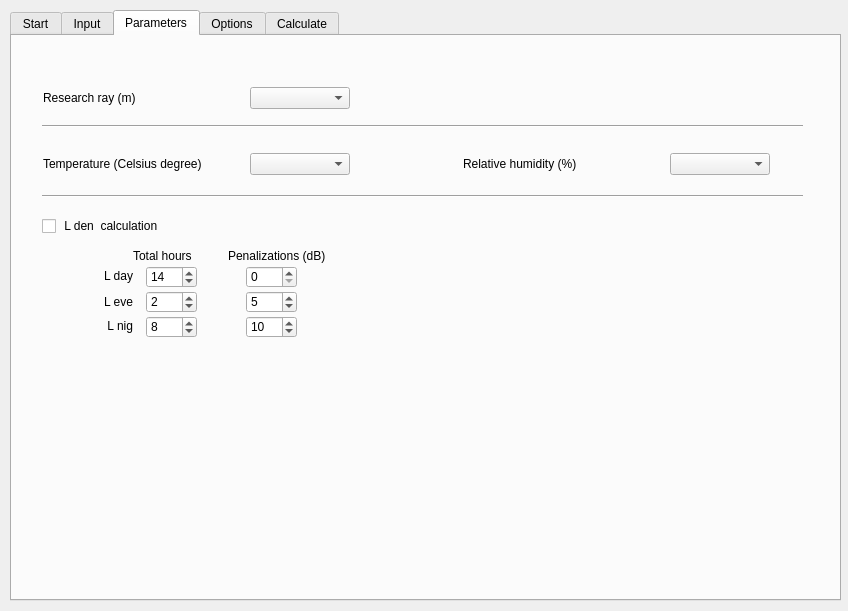
First picture: the form in tools/ui_CalculateNoiseLevels.ui, repository Arpapiemonte/openoise-map, before the edit.
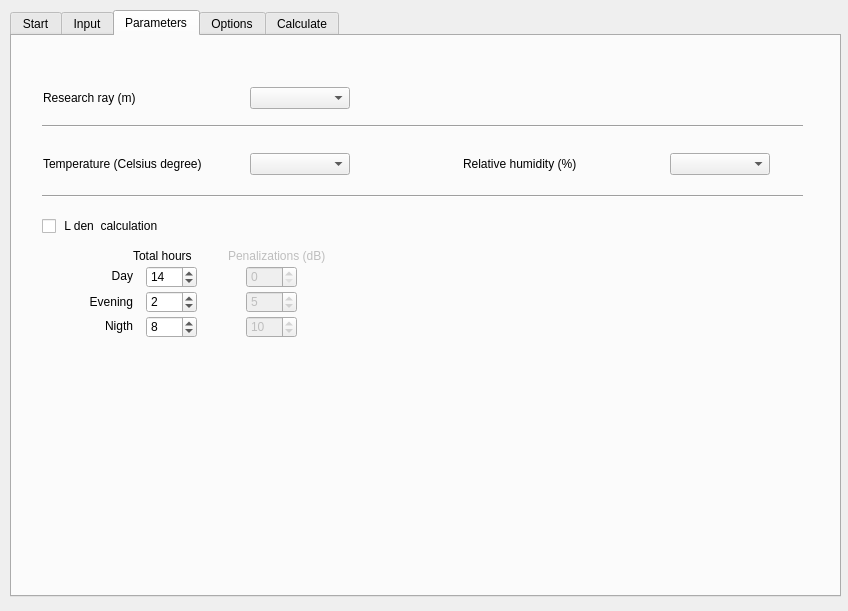
Second picture: the form after the edit. The open tabs and pages were chosen to show the change. Custom widgets are drawn as their Qt base class.

The edit to the form file:
```diff
--- a/tools/ui_CalculateNoiseLevels.ui
+++ b/tools/ui_CalculateNoiseLevels.ui
@@ -34,7 +34,7 @@
      <x>10</x>
      <y>10</y>
      <width>831</width>
-     <height>591</height>
+     <height>587</height>
     </rect>
    </property>
    <property name="currentIndex">
@@ -486,6 +486,9 @@
      </property>
     </widget>
     <widget class="QLabel" name="L_den_penalty_label">
+     <property name="enabled">
+      <bool>false</bool>
+     </property>
      <property name="geometry">
       <rect>
        <x>216</x>
@@ -520,7 +523,7 @@
       </sizepolicy>
      </property>
      <property name="text">
-      <string>L day</string>
+      <string>Day</string>
      </property>
      <property name="alignment">
       <set>Qt::AlignRight|Qt::AlignTrailing|Qt::AlignVCenter</set>
@@ -542,13 +545,16 @@
       </sizepolicy>
      </property>
      <property name="text">
-      <string>L nig</string>
+      <string>Nigth</string>
      </property>
      <property name="alignment">
       <set>Qt::AlignRight|Qt::AlignTrailing|Qt::AlignVCenter</set>
      </property>
     </widget>
     <widget class="QSpinBox" name="L_eve_penalty_spinBox">
+     <property name="enabled">
+      <bool>false</bool>
+     </property>
      <property name="geometry">
       <rect>
        <x>234</x>
@@ -557,6 +563,9 @@
        <height>22</height>
       </rect>
      </property>
+     <property name="showGroupSeparator" stdset="0">
+      <bool>false</bool>
+     </property>
      <property name="minimum">
       <number>0</number>
      </property>
@@ -580,13 +589,16 @@
       </sizepolicy>
      </property>
      <property name="text">
-      <string>L eve</string>
+      <string>Evening</string>
      </property>
      <property name="alignment">
       <set>Qt::AlignRight|Qt::AlignTrailing|Qt::AlignVCenter</set>
      </property>
     </widget>
     <widget class="QSpinBox" name="L_nig_penalty_spinBox">
+     <property name="enabled">
+      <bool>false</bool>
+     </property>
      <property name="geometry">
       <rect>
        <x>234</x>
@@ -595,6 +607,9 @@
        <height>22</height>
       </rect>
      </property>
+     <property name="showGroupSeparator" stdset="0">
+      <bool>false</bool>
+     </property>
      <property name="minimum">
       <number>0</number>
      </property>
@@ -603,6 +618,9 @@
      </property>
     </widget>
     <widget class="QSpinBox" name="L_day_penalty_spinBox">
+     <property name="enabled">
+      <bool>false</bool>
+     </property>
      <property name="geometry">
       <rect>
        <x>234</x>
@@ -611,6 +629,9 @@
        <height>22</height>
       </rect>
      </property>
+     <property name="showGroupSeparator" stdset="0">
+      <bool>false</bool>
+     </property>
      <property name="minimum">
       <number>0</number>
      </property>
```
Left out of the diff: 153 changed lines with no effect on the pictures.
